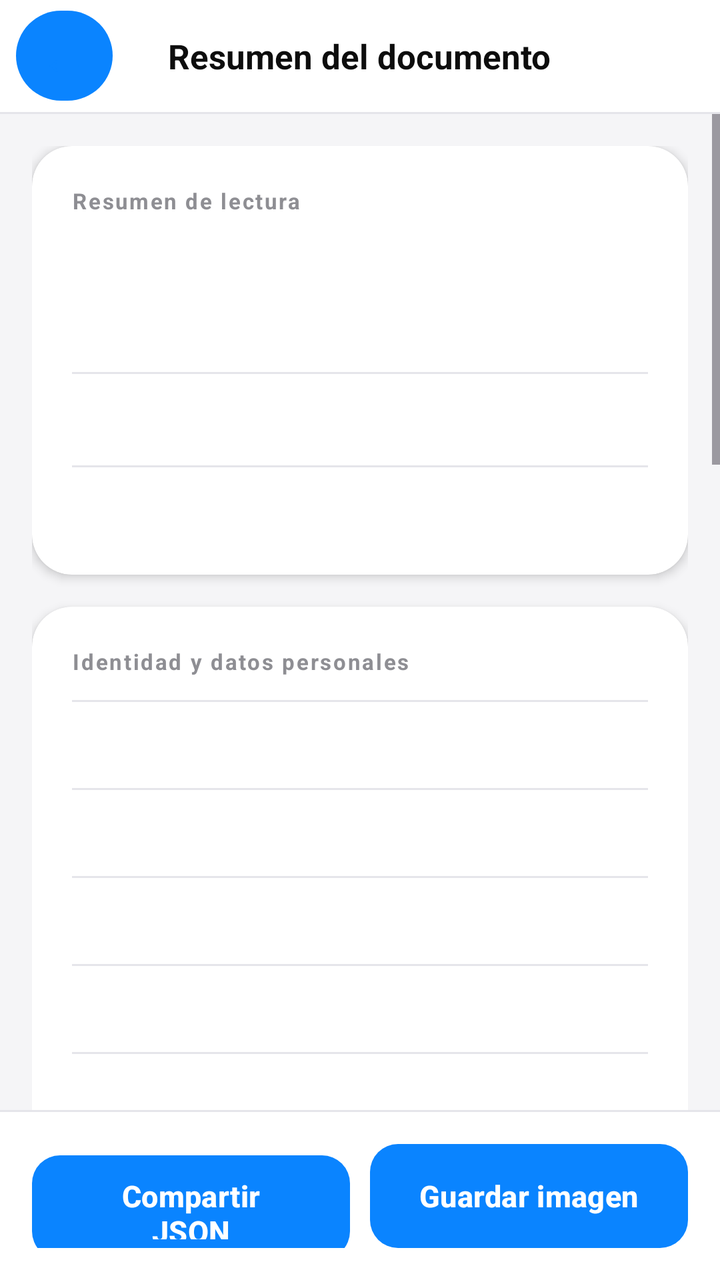
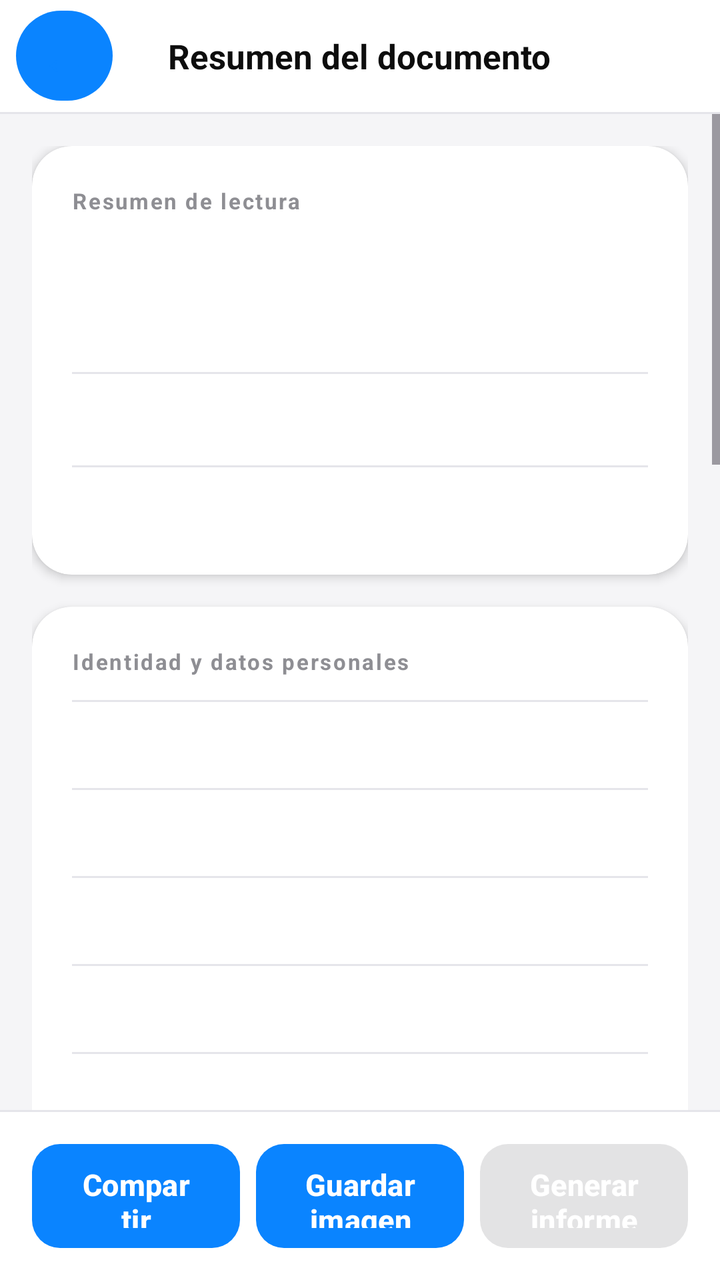

The first picture is an Android layout as it rendered before a commit; the second is the same layout after the commit. The layout source and the unified diff follow.
<!-- AndroidManifest.xml: application theme Theme.DetectorNFC -->
<!-- res/layout/activity_result.xml -->
<?xml version="1.0" encoding="utf-8"?>
<LinearLayout xmlns:android="http://schemas.android.com/apk/res/android"
    xmlns:app="http://schemas.android.com/apk/res-auto"
    android:layout_width="match_parent"
    android:layout_height="match_parent"
    android:orientation="vertical"
    android:background="@color/screen_background">

    
    <RelativeLayout
        android:layout_width="match_parent"
        android:layout_height="@dimen/topbar_height"
        android:background="@color/card_background"
        android:paddingStart="8dp"
        android:paddingEnd="20dp">

        <Button
            android:id="@+id/btn_back"
            android:layout_width="wrap_content"
            android:layout_height="wrap_content"
            android:layout_alignParentStart="true"
            android:layout_centerVertical="true"
            android:background="@null"
            android:minWidth="0dp"
            android:minHeight="0dp"
            android:text="&#8592;"
            android:textColor="@color/primary"
            android:textSize="24sp"
            android:textAllCaps="false"
            android:paddingStart="12dp"
            android:paddingEnd="12dp"/>

        <TextView
            android:layout_width="wrap_content"
            android:layout_height="wrap_content"
            android:layout_centerInParent="true"
            android:text="@string/results_title"
            android:textSize="17sp"
            android:textStyle="bold"
            android:textColor="@color/text_primary"/>
    </RelativeLayout>

    <View
        android:layout_width="match_parent"
        android:layout_height="1dp"
        android:background="@color/divider"/>

    
    <ScrollView
        android:id="@+id/scroll"
        android:layout_width="match_parent"
        android:layout_height="0dp"
        android:layout_weight="1"
        android:fillViewport="false">

        <LinearLayout
            android:layout_width="match_parent"
            android:layout_height="wrap_content"
            android:orientation="vertical"
            android:padding="16dp"
            android:paddingBottom="24dp">

            
            <androidx.cardview.widget.CardView
                android:id="@+id/card_warning"
                android:layout_width="match_parent"
                android:layout_height="wrap_content"
                android:layout_marginBottom="@dimen/section_gap"
                android:visibility="gone"
                app:cardCornerRadius="16dp"
                app:cardElevation="2dp"
                app:cardBackgroundColor="@color/card_background">

                <LinearLayout
                    android:layout_width="match_parent"
                    android:layout_height="wrap_content"
                    android:background="@drawable/bg_warning_soft"
                    android:orientation="vertical"
                    android:padding="18dp">

                    <TextView
                        android:layout_width="match_parent"
                        android:layout_height="wrap_content"
                        android:drawablePadding="8dp"
                        android:text="@string/result_warning_title"
                        android:textColor="#856404"
                        android:textSize="14sp"
                        android:textStyle="bold"/>

                    <TextView
                        android:id="@+id/tv_warning"
                        android:layout_width="match_parent"
                        android:layout_height="wrap_content"
                        android:layout_marginTop="6dp"
                        android:textColor="#856404"
                        android:textSize="13sp"/>
                </LinearLayout>
            </androidx.cardview.widget.CardView>

            
            <androidx.cardview.widget.CardView
                android:layout_width="match_parent"
                android:layout_height="wrap_content"
                android:layout_marginBottom="@dimen/section_gap"
                app:cardCornerRadius="20dp"
                app:cardElevation="3dp"
                app:cardBackgroundColor="@color/card_background">

                <LinearLayout
                    android:layout_width="match_parent"
                    android:layout_height="wrap_content"
                    android:orientation="vertical"
                    android:padding="20dp">

                    <TextView
                        android:layout_width="match_parent"
                        android:layout_height="wrap_content"
                        android:text="@string/result_summary_title"
                        android:textSize="11sp"
                        android:textColor="@color/text_secondary"
                        android:textStyle="bold"
                        android:letterSpacing="0.08"/>

                    <TextView
                        android:id="@+id/tv_doc_title"
                        android:layout_width="match_parent"
                        android:layout_height="wrap_content"
                        android:layout_marginTop="10dp"
                        android:textColor="@color/text_primary"
                        android:textSize="22sp"
                        android:textStyle="bold"/>

                    <TextView
                        android:id="@+id/tv_doc_subtitle"
                        android:layout_width="match_parent"
                        android:layout_height="wrap_content"
                        android:layout_marginTop="4dp"
                        android:textColor="@color/text_secondary"
                        android:textSize="14sp"/>

                    
                    <View
                        android:layout_width="match_parent"
                        android:layout_height="1dp"
                        android:layout_marginTop="16dp"
                        android:layout_marginBottom="4dp"
                        android:background="@color/divider"/>

                    <TextView
                        android:id="@+id/tv_uid"
                        android:layout_width="match_parent"
                        android:layout_height="wrap_content"
                        android:paddingTop="12dp"
                        android:paddingBottom="12dp"
                        android:textSize="13sp"
                        android:textColor="@color/text_primary"/>

                    <View
                        android:layout_width="match_parent"
                        android:layout_height="1dp"
                        android:background="@color/divider"/>

                    <TextView
                        android:id="@+id/tv_can"
                        android:layout_width="match_parent"
                        android:layout_height="wrap_content"
                        android:paddingTop="12dp"
                        android:paddingBottom="4dp"
                        android:textSize="13sp"
                        android:textColor="@color/text_primary"/>

                </LinearLayout>
            </androidx.cardview.widget.CardView>

            
            <androidx.cardview.widget.CardView
                android:layout_width="match_parent"
                android:layout_height="wrap_content"
                android:layout_marginBottom="@dimen/section_gap"
                app:cardCornerRadius="20dp"
                app:cardElevation="3dp"
                app:cardBackgroundColor="@color/card_background">

                <LinearLayout
                    android:layout_width="match_parent"
                    android:layout_height="wrap_content"
                    android:orientation="vertical"
                    android:padding="20dp">

                    <TextView
                        android:layout_width="match_parent"
                        android:layout_height="wrap_content"
                        android:text="@string/result_identity_title"
                        android:textSize="11sp"
                        android:textColor="@color/text_secondary"
                        android:textStyle="bold"
                        android:letterSpacing="0.08"/>

                    <View
                        android:layout_width="match_parent"
                        android:layout_height="1dp"
                        android:layout_marginTop="12dp"
                        android:background="@color/divider"/>

                    <TextView
                        android:id="@+id/tv_name"
                        android:layout_width="match_parent"
                        android:layout_height="wrap_content"
                        android:paddingTop="12dp"
                        android:paddingBottom="12dp"
                        android:textSize="14sp"
                        android:textColor="@color/text_primary"/>

                    <View android:layout_width="match_parent" android:layout_height="1dp" android:background="@color/divider"/>

                    <TextView
                        android:id="@+id/tv_surname"
                        android:layout_width="match_parent"
                        android:layout_height="wrap_content"
                        android:paddingTop="12dp"
                        android:paddingBottom="12dp"
                        android:textSize="14sp"
                        android:textColor="@color/text_primary"/>

                    <View android:layout_width="match_parent" android:layout_height="1dp" android:background="@color/divider"/>

                    <TextView
                        android:id="@+id/tv_doc_number"
                        android:layout_width="match_parent"
                        android:layout_height="wrap_content"
                        android:paddingTop="12dp"
                        android:paddingBottom="12dp"
                        android:textSize="14sp"
                        android:textColor="@color/text_primary"/>

                    <View android:layout_width="match_parent" android:layout_height="1dp" android:background="@color/divider"/>

                    <TextView
                        android:id="@+id/tv_birth_date"
                        android:layout_width="match_parent"
                        android:layout_height="wrap_content"
                        android:paddingTop="12dp"
                        android:paddingBottom="12dp"
                        android:textSize="14sp"
                        android:textColor="@color/text_primary"/>

                    <View android:layout_width="match_parent" android:layout_height="1dp" android:background="@color/divider"/>

                    <TextView
                        android:id="@+id/tv_nationality"
                        android:layout_width="match_parent"
                        android:layout_height="wrap_content"
                        android:paddingTop="12dp"
                        android:paddingBottom="12dp"
                        android:textSize="14sp"
                        android:textColor="@color/text_primary"/>

                    <View android:layout_width="match_parent" android:layout_height="1dp" android:background="@color/divider"/>

                    <TextView
                        android:id="@+id/tv_gender"
                        android:layout_width="match_parent"
                        android:layout_height="wrap_content"
                        android:paddingTop="12dp"
                        android:paddingBottom="12dp"
                        android:textSize="14sp"
                        android:textColor="@color/text_primary"/>

                    <View android:layout_width="match_parent" android:layout_height="1dp" android:background="@color/divider"/>

                    <TextView
                        android:id="@+id/tv_birth_place"
                        android:layout_width="match_parent"
                        android:layout_height="wrap_content"
                        android:paddingTop="12dp"
                        android:paddingBottom="12dp"
                        android:textSize="14sp"
                        android:textColor="@color/text_primary"/>

                    <View android:layout_width="match_parent" android:layout_height="1dp" android:background="@color/divider"/>

                    <TextView
                        android:id="@+id/tv_address"
                        android:layout_width="match_parent"
                        android:layout_height="wrap_content"
                        android:paddingTop="12dp"
                        android:paddingBottom="12dp"
                        android:textSize="14sp"
                        android:textColor="@color/text_primary"/>

                    <View android:layout_width="match_parent" android:layout_height="1dp" android:background="@color/divider"/>

                    <TextView
                        android:id="@+id/tv_father_name"
                        android:layout_width="match_parent"
                        android:layout_height="wrap_content"
                        android:paddingTop="12dp"
                        android:paddingBottom="12dp"
                        android:textSize="14sp"
                        android:textColor="@color/text_primary"/>

                    <View android:layout_width="match_parent" android:layout_height="1dp" android:background="@color/divider"/>

                    <TextView
                        android:id="@+id/tv_mother_name"
                        android:layout_width="match_parent"
                        android:layout_height="wrap_content"
                        android:paddingTop="12dp"
                        android:paddingBottom="12dp"
                        android:textSize="14sp"
                        android:textColor="@color/text_primary"/>

                    <View android:layout_width="match_parent" android:layout_height="1dp" android:background="@color/divider"/>

                    <TextView
                        android:id="@+id/tv_support_number"
                        android:layout_width="match_parent"
                        android:layout_height="wrap_content"
                        android:paddingTop="12dp"
                        android:paddingBottom="12dp"
                        android:textSize="14sp"
                        android:textColor="@color/text_primary"/>

                    <View android:layout_width="match_parent" android:layout_height="1dp" android:background="@color/divider"/>

                    <TextView
                        android:id="@+id/tv_type"
                        android:layout_width="match_parent"
                        android:layout_height="wrap_content"
                        android:paddingTop="12dp"
                        android:paddingBottom="12dp"
                        android:textSize="14sp"
                        android:textColor="@color/text_primary"/>

                    <View android:layout_width="match_parent" android:layout_height="1dp" android:background="@color/divider"/>

                    <TextView
                        android:id="@+id/tv_country"
                        android:layout_width="match_parent"
                        android:layout_height="wrap_content"
                        android:paddingTop="12dp"
                        android:paddingBottom="12dp"
                        android:textSize="14sp"
                        android:textColor="@color/text_primary"/>

                    <View android:layout_width="match_parent" android:layout_height="1dp" android:background="@color/divider"/>

                    <TextView
                        android:id="@+id/tv_architecture"
                        android:layout_width="match_parent"
                        android:layout_height="wrap_content"
                        android:paddingTop="12dp"
                        android:paddingBottom="12dp"
                        android:textSize="14sp"
                        android:textColor="@color/text_primary"/>

                    <View android:layout_width="match_parent" android:layout_height="1dp" android:background="@color/divider"/>

                    <TextView
                        android:id="@+id/tv_error_value"
                        android:layout_width="match_parent"
                        android:layout_height="wrap_content"
                        android:paddingTop="12dp"
                        android:paddingBottom="4dp"
                        android:textSize="14sp"
                        android:textColor="@color/text_primary"/>

                </LinearLayout>
            </androidx.cardview.widget.CardView>

            
            <androidx.cardview.widget.CardView
                android:id="@+id/card_photo"
                android:layout_width="match_parent"
                android:layout_height="wrap_content"
                android:layout_marginBottom="@dimen/section_gap"
                app:cardCornerRadius="20dp"
                app:cardElevation="3dp"
                app:cardBackgroundColor="@color/card_background">

                <LinearLayout
                    android:layout_width="match_parent"
                    android:layout_height="wrap_content"
                    android:orientation="vertical"
                    android:padding="20dp">

                    <TextView
                        android:layout_width="match_parent"
                        android:layout_height="wrap_content"
                        android:text="@string/result_photo_title"
                        android:textSize="11sp"
                        android:textColor="@color/text_secondary"
                        android:textStyle="bold"
                        android:letterSpacing="0.08"/>

                    <ImageView
                        android:id="@+id/iv_photo"
                        android:layout_width="match_parent"
                        android:layout_height="wrap_content"
                        android:layout_marginTop="12dp"
                        android:adjustViewBounds="true"
                        android:contentDescription="@string/result_photo_content_description"
                        android:scaleType="fitCenter"
                        android:background="@drawable/bg_input"
                        android:visibility="gone"/>

                    <TextView
                        android:id="@+id/tv_photo_placeholder"
                        android:layout_width="match_parent"
                        android:layout_height="wrap_content"
                        android:layout_marginTop="12dp"
                        android:background="@drawable/bg_info_row"
                        android:padding="14dp"
                        android:text="@string/no_photo_available"
                        android:textColor="@color/text_secondary"
                        android:textSize="13sp"/>

                    
                    <View
                        android:layout_width="match_parent"
                        android:layout_height="1dp"
                        android:layout_marginTop="20dp"
                        android:layout_marginBottom="4dp"
                        android:background="@color/divider"/>

                    <TextView
                        android:layout_width="match_parent"
                        android:layout_height="wrap_content"
                        android:layout_marginTop="12dp"
                        android:text="@string/result_signature_title"
                        android:textSize="11sp"
                        android:textColor="@color/text_secondary"
                        android:textStyle="bold"
                        android:letterSpacing="0.08"/>

                    <ImageView
                        android:id="@+id/iv_signature"
                        android:layout_width="match_parent"
                        android:layout_height="wrap_content"
                        android:layout_marginTop="12dp"
                        android:adjustViewBounds="true"
                        android:contentDescription="@string/result_signature_content_description"
                        android:scaleType="fitCenter"
                        android:background="@drawable/bg_input"
                        android:visibility="gone"/>

                    <TextView
                        android:id="@+id/tv_signature_placeholder"
                        android:layout_width="match_parent"
                        android:layout_height="wrap_content"
                        android:layout_marginTop="12dp"
                        android:background="@drawable/bg_info_row"
                        android:padding="14dp"
                        android:text="@string/no_signature_available"
                        android:textColor="@color/text_secondary"
                        android:textSize="13sp"/>

                </LinearLayout>
            </androidx.cardview.widget.CardView>

            
            <androidx.cardview.widget.CardView
                android:layout_width="match_parent"
                android:layout_height="wrap_content"
                android:layout_marginBottom="@dimen/section_gap"
                app:cardCornerRadius="20dp"
                app:cardElevation="3dp"
                app:cardBackgroundColor="@color/card_background">

                <LinearLayout
                    android:layout_width="match_parent"
                    android:layout_height="wrap_content"
                    android:orientation="vertical"
                    android:padding="20dp">

                    <TextView
                        android:layout_width="match_parent"
                        android:layout_height="wrap_content"
                        android:text="@string/result_dgs_title"
                        android:textSize="11sp"
                        android:textColor="@color/text_secondary"
                        android:textStyle="bold"
                        android:letterSpacing="0.08"/>

                    <LinearLayout
                        android:id="@+id/ll_dg_rows"
                        android:layout_width="match_parent"
                        android:layout_height="wrap_content"
                        android:layout_marginTop="12dp"
                        android:orientation="vertical"/>

                </LinearLayout>
            </androidx.cardview.widget.CardView>

            
            <androidx.cardview.widget.CardView
                android:layout_width="match_parent"
                android:layout_height="wrap_content"
                app:cardCornerRadius="20dp"
                app:cardElevation="3dp"
                app:cardBackgroundColor="@color/card_background">

                <LinearLayout
                    android:layout_width="match_parent"
                    android:layout_height="wrap_content"
                    android:orientation="vertical"
                    android:padding="20dp">

                    <TextView
                        android:layout_width="match_parent"
                        android:layout_height="wrap_content"
                        android:text="@string/result_diag_title"
                        android:textSize="11sp"
                        android:textColor="@color/text_secondary"
                        android:textStyle="bold"
                        android:letterSpacing="0.08"/>

                    <LinearLayout
                        android:id="@+id/ll_diag_rows"
                        android:layout_width="match_parent"
                        android:layout_height="wrap_content"
                        android:layout_marginTop="12dp"
                        android:orientation="vertical"/>

                </LinearLayout>
            </androidx.cardview.widget.CardView>

        </LinearLayout>
    </ScrollView>

    
    <View
        android:layout_width="match_parent"
        android:layout_height="1dp"
        android:background="@color/divider"/>

    <LinearLayout
        android:id="@+id/button_bar"
        android:layout_width="match_parent"
        android:layout_height="wrap_content"
        android:background="@color/card_background"
        android:orientation="horizontal"
        android:padding="16dp">

        <Button
            android:id="@+id/btn_share"
            style="@style/Widget_DetectorNFC_PrimaryButton"
            android:layout_width="0dp"
            android:layout_height="@dimen/btn_height"
            android:layout_weight="1"
            android:text="@string/share_json"/>

        <View android:layout_width="10dp" android:layout_height="match_parent"/>

        <Button
            android:id="@+id/btn_save_image"
            style="@style/Widget_DetectorNFC_PrimaryButton"
            android:layout_width="0dp"
            android:layout_height="@dimen/btn_height"
            android:layout_weight="1"
            android:text="@string/save_image"/>

    </LinearLayout>

</LinearLayout>
<!-- resources referenced by this layout -->
<resources>
  <color name="card_background">#FFFFFF</color>
  <color name="divider">#E5E5EA</color>
  <color name="primary">#0A84FF</color>
  <color name="screen_background">#F5F5F7</color>
  <color name="text_primary">#0D0D0D</color>
  <color name="text_secondary">#8E8E93</color>
  <dimen name="btn_height">52dp</dimen>
  <dimen name="section_gap">16dp</dimen>
  <dimen name="topbar_height">56dp</dimen>
  <!-- drawable bg_info_row (drawable) -->
  <?xml version="1.0" encoding="utf-8"?>
  <shape xmlns:android="http://schemas.android.com/apk/res/android"
      android:shape="rectangle">
      <solid android:color="@color/input_background"/>
      <corners android:radius="10dp"/>
  </shape>
  <!-- drawable bg_input (drawable) -->
  <?xml version="1.0" encoding="utf-8"?>
  <shape xmlns:android="http://schemas.android.com/apk/res/android"
      android:shape="rectangle">
      <solid android:color="@color/input_background"/>
      <corners android:radius="12dp"/>
  </shape>
  <!-- drawable bg_warning_soft (drawable) -->
  <?xml version="1.0" encoding="utf-8"?>
  <shape xmlns:android="http://schemas.android.com/apk/res/android"
      android:shape="rectangle">
      <solid android:color="#FFF3CD"/>
      <corners android:radius="12dp"/>
      <stroke android:width="1dp" android:color="#FFD97D"/>
  </shape>
  <string name="no_photo_available">No se ha podido extraer una fotografía válida del chip.</string>
  <string name="no_signature_available">No se ha podido extraer una firma manuscrita válida del chip.</string>
  <string name="result_dgs_title">Data Groups leídos</string>
  <string name="result_diag_title">Diagnóstico por arquitectura</string>
  <string name="result_identity_title">Identidad y datos personales</string>
  <string name="result_photo_content_description">Foto leída del documento</string>
  <string name="result_photo_title">Fotografía del chip (DG2)</string>
  <string name="result_signature_content_description">Firma manuscrita leída del documento</string>
  <string name="result_signature_title">Firma manuscrita del chip (DG7)</string>
  <string name="result_summary_title">Resumen de lectura</string>
  <string name="result_warning_title">Avisos de compatibilidad</string>
  <string name="results_title">Resumen del documento</string>
  <string name="save_image">Guardar imagen</string>
  <string name="share_json">Compartir JSON</string>
  <style name="Widget_DetectorNFC_PrimaryButton">
          <item name="android:background">@drawable/btn_primary</item>
          <item name="android:textColor">@color/white</item>
          <item name="android:textSize">15sp</item>
          <item name="android:textStyle">bold</item>
          <item name="android:textAllCaps">false</item>
          <item name="android:minHeight">@dimen/btn_height</item>
          <item name="android:paddingStart">24dp</item>
          <item name="android:paddingEnd">24dp</item>
      </style>
  <style name="Theme.DetectorNFC" parent="Base.Theme.DetectorNFC" />
  <color name="input_background">#F2F2F7</color>
  <color name="white">#FFFFFFFF</color>
  <style name="Base.Theme.DetectorNFC" parent="Theme.Material3.DayNight.NoActionBar">
          <item name="colorPrimary">@color/primary</item>
          <item name="colorPrimaryVariant">@color/primary_variant</item>
          <item name="colorSecondary">@color/accent</item>
          <item name="android:windowBackground">@color/screen_background</item>
          <item name="android:textColor">@color/text_primary</item>
          <item name="android:statusBarColor">@android:color/transparent</item>
          <item name="android:navigationBarColor">@android:color/transparent</item>
      </style>
  <color name="btn_black">#0D0D0D</color>
  <color name="primary_variant">#0066CC</color>
  <color name="accent">#30D158</color>
  <!-- unchanged entries left out for length: 1 -->
</resources>

<!-- the commit's change to res/layout/activity_result.xml (unified diff, before → after) -->
@@ -550,7 +550,7 @@
             android:layout_weight="1"
             android:text="@string/share_json"/>
 
-        <View android:layout_width="10dp" android:layout_height="match_parent"/>
+        <View android:layout_width="8dp" android:layout_height="match_parent"/>
 
         <Button
             android:id="@+id/btn_save_image"
@@ -560,6 +560,17 @@
             android:layout_weight="1"
             android:text="@string/save_image"/>
 
+        <View android:layout_width="8dp" android:layout_height="match_parent"/>
+
+        <Button
+            android:id="@+id/btn_generate_report"
+            style="@style/Widget_DetectorNFC_PrimaryButton"
+            android:layout_width="0dp"
+            android:layout_height="@dimen/btn_height"
+            android:layout_weight="1"
+            android:enabled="false"
+            android:text="@string/generate_report"/>
+
     </LinearLayout>
 
 </LinearLayout>
<!-- resource entries referenced after the edit -->
@@ -31,6 +31,7 @@
       <corners android:radius="12dp"/>
       <stroke android:width="1dp" android:color="#FFD97D"/>
   </shape>
+  <string name="generate_report">Generar informe</string>
   <string name="no_photo_available">No se ha podido extraer una fotografía válida del chip.</string>
   <string name="no_signature_available">No se ha podido extraer una firma manuscrita válida del chip.</string>
   <string name="result_dgs_title">Data Groups leídos</string>
